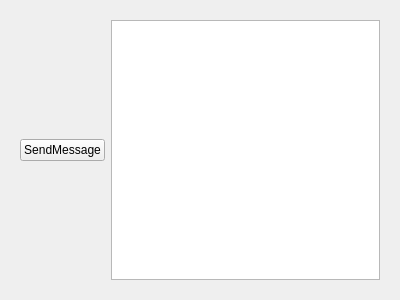
Before: the Qt Designer form ui/ui_files/config_widget.ui in JPCassimiro/JHMR, drawn with Qt 5.
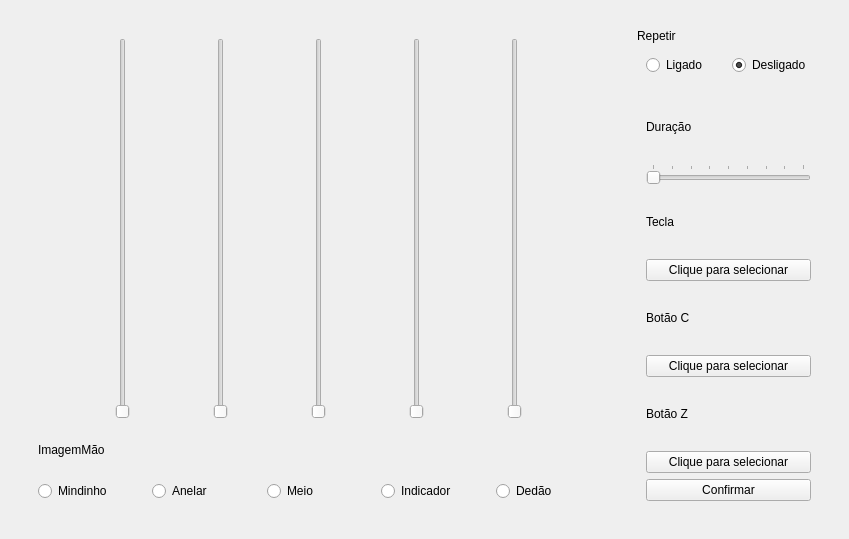
After: the same form once the commit is applied.

Commit message: config screen v.1

Diff of the .ui file:
```diff
--- a/ui/ui_files/config_widget.ui
+++ b/ui/ui_files/config_widget.ui
@@ -6,8 +6,8 @@
    <rect>
     <x>0</x>
     <y>0</y>
-    <width>400</width>
-    <height>300</height>
+    <width>849</width>
+    <height>539</height>
    </rect>
   </property>
   <property name="windowTitle">
@@ -16,23 +16,280 @@
   <layout class="QGridLayout" name="gridLayout">
    <item row="1" column="0">
     <widget class="QWidget" name="configContainer" native="true">
-     <layout class="QHBoxLayout" name="horizontalLayout">
-      <item>
-       <layout class="QVBoxLayout" name="verticalLayout_2">
-        <item>
-         <widget class="QPushButton" name="sendMessageButton">
-          <property name="text">
-           <string>SendMessage</string>
-          </property>
-         </widget>
-        </item>
-       </layout>
+     <layout class="QGridLayout" name="gridLayout_2" rowstretch="0" columnstretch="3,1">
+      <item row="0" column="0">
+       <widget class="QWidget" name="pressureFingerContainer" native="true">
+        <layout class="QVBoxLayout" name="verticalLayout_3">
+         <item>
+          <widget class="QWidget" name="slidersContainer" native="true">
+           <layout class="QHBoxLayout" name="horizontalLayout_2">
+            <item>
+             <widget class="QSlider" name="verticalSliderLittle">
+              <property name="maximum">
+               <number>200</number>
+              </property>
+              <property name="orientation">
+               <enum>Qt::Orientation::Vertical</enum>
+              </property>
+              <property name="tickPosition">
+               <enum>QSlider::TickPosition::NoTicks</enum>
+              </property>
+              <property name="tickInterval">
+               <number>0</number>
+              </property>
+             </widget>
+            </item>
+            <item>
+             <widget class="QSlider" name="verticalSliderRing">
+              <property name="maximum">
+               <number>200</number>
+              </property>
+              <property name="orientation">
+               <enum>Qt::Orientation::Vertical</enum>
+              </property>
+             </widget>
+            </item>
+            <item>
+             <widget class="QSlider" name="verticalSliderMiddle">
+              <property name="maximum">
+               <number>200</number>
+              </property>
+              <property name="orientation">
+               <enum>Qt::Orientation::Vertical</enum>
+              </property>
+             </widget>
+            </item>
+            <item>
+             <widget class="QSlider" name="verticalSliderIndex">
+              <property name="maximum">
+               <number>200</number>
+              </property>
+              <property name="orientation">
+               <enum>Qt::Orientation::Vertical</enum>
+              </property>
+             </widget>
+            </item>
+            <item>
+             <widget class="QSlider" name="verticalSliderThumb">
+              <property name="maximum">
+               <number>200</number>
+              </property>
+              <property name="orientation">
+               <enum>Qt::Orientation::Vertical</enum>
+              </property>
+             </widget>
+            </item>
+           </layout>
+          </widget>
+         </item>
+         <item>
+          <widget class="QWidget" name="handImageContainer" native="true">
+           <layout class="QGridLayout" name="gridLayout_4">
+            <item row="0" column="0">
+             <widget class="QLabel" name="handImageLabel">
+              <property name="text">
+               <string>ImagemMão</string>
+              </property>
+             </widget>
+            </item>
+           </layout>
+          </widget>
+         </item>
+         <item>
+          <widget class="QWidget" name="fingerButtonContainer_2" native="true">
+           <layout class="QHBoxLayout" name="fingerButtonContainer">
+            <item>
+             <widget class="QRadioButton" name="radioButtonLittle">
+              <property name="text">
+               <string>Mindinho</string>
+              </property>
+              <attribute name="buttonGroup">
+               <string notr="true">fingerButtonGroup</string>
+              </attribute>
+             </widget>
+            </item>
+            <item>
+             <widget class="QRadioButton" name="radioButtonRing">
+              <property name="text">
+               <string>Anelar</string>
+              </property>
+              <attribute name="buttonGroup">
+               <string notr="true">fingerButtonGroup</string>
+              </attribute>
+             </widget>
+            </item>
+            <item>
+             <widget class="QRadioButton" name="radioButtonMiddle">
+              <property name="text">
+               <string>Meio</string>
+              </property>
+              <attribute name="buttonGroup">
+               <string notr="true">fingerButtonGroup</string>
+              </attribute>
+             </widget>
+            </item>
+            <item>
+             <widget class="QRadioButton" name="radioButtonIndex">
+              <property name="text">
+               <string>Indicador</string>
+              </property>
+              <attribute name="buttonGroup">
+               <string notr="true">fingerButtonGroup</string>
+              </attribute>
+             </widget>
+            </item>
+            <item>
+             <widget class="QRadioButton" name="radioButtonThumb">
+              <property name="text">
+               <string>Dedão</string>
+              </property>
+              <attribute name="buttonGroup">
+               <string notr="true">fingerButtonGroup</string>
+              </attribute>
+             </widget>
+            </item>
+           </layout>
+          </widget>
+         </item>
+        </layout>
+       </widget>
       </item>
-      <item>
-       <widget class="QTextEdit" name="textEdit">
-        <property name="readOnly">
-         <bool>true</bool>
-        </property>
+      <item row="0" column="1">
+       <widget class="QWidget" name="optionsContainer" native="true">
+        <layout class="QVBoxLayout" name="verticalLayout" stretch="0,0,3">
+         <property name="spacing">
+          <number>3</number>
+         </property>
+         <item>
+          <widget class="QLabel" name="repeatButtonLabel">
+           <property name="text">
+            <string>Repetir</string>
+           </property>
+          </widget>
+         </item>
+         <item>
+          <widget class="QWidget" name="repeatButtonContainer" native="true">
+           <layout class="QHBoxLayout" name="horizontalLayout">
+            <item>
+             <widget class="QRadioButton" name="repeatOnButton">
+              <property name="text">
+               <string>Ligado</string>
+              </property>
+              <property name="checked">
+               <bool>false</bool>
+              </property>
+              <attribute name="buttonGroup">
+               <string notr="true">repeatButtonGroup</string>
+              </attribute>
+             </widget>
+            </item>
+            <item>
+             <widget class="QRadioButton" name="repeatOffButton">
+              <property name="text">
+               <string>Desligado</string>
+              </property>
+              <property name="checked">
+               <bool>true</bool>
+              </property>
+              <attribute name="buttonGroup">
+               <string notr="true">repeatButtonGroup</string>
+              </attribute>
+             </widget>
+            </item>
+           </layout>
+          </widget>
+         </item>
+         <item>
+          <widget class="QWidget" name="optionsButtonsContainer" native="true">
+           <layout class="QVBoxLayout" name="verticalLayout_2" stretch="0,0,0,0,0,0,0,0,0">
+            <property name="spacing">
+             <number>6</number>
+            </property>
+            <item>
+             <widget class="QLabel" name="durationLabel">
+              <property name="text">
+               <string>Duração</string>
+              </property>
+             </widget>
+            </item>
+            <item>
+             <widget class="QSlider" name="durationSlider">
+              <property name="minimum">
+               <number>1</number>
+              </property>
+              <property name="maximum">
+               <number>9</number>
+              </property>
+              <property name="value">
+               <number>1</number>
+              </property>
+              <property name="sliderPosition">
+               <number>1</number>
+              </property>
+              <property name="orientation">
+               <enum>Qt::Orientation::Horizontal</enum>
+              </property>
+              <property name="tickPosition">
+               <enum>QSlider::TickPosition::TicksAbove</enum>
+              </property>
+              <property name="tickInterval">
+               <number>1</number>
+              </property>
+             </widget>
+            </item>
+            <item>
+             <widget class="QLabel" name="pressureLabel">
+              <property name="text">
+               <string>Tecla</string>
+              </property>
+             </widget>
+            </item>
+            <item>
+             <widget class="QPushButton" name="pressureButton">
+              <property name="text">
+               <string>Clique para selecionar</string>
+              </property>
+             </widget>
+            </item>
+            <item>
+             <widget class="QLabel" name="CButtonlable">
+              <property name="text">
+               <string>Botão C</string>
+              </property>
+             </widget>
+            </item>
+            <item>
+             <widget class="QPushButton" name="CKeyButton">
+              <property name="text">
+               <string>Clique para selecionar</string>
+              </property>
+             </widget>
+            </item>
+            <item>
+             <widget class="QLabel" name="ZButtonLabel">
+              <property name="text">
+               <string>Botão Z</string>
+              </property>
+             </widget>
+            </item>
+            <item>
+             <widget class="QPushButton" name="ZKeyButton">
+              <property name="text">
+               <string>Clique para selecionar</string>
+              </property>
+             </widget>
+            </item>
+            <item>
+             <widget class="QPushButton" name="confirmButton">
+              <property name="text">
+               <string>Confirmar</string>
+              </property>
+             </widget>
+            </item>
+           </layout>
+          </widget>
+         </item>
+        </layout>
        </widget>
       </item>
      </layout>
```
Left out of the diff: 8 changed lines with no effect on the pictures. The commit also changes 31 other files.
